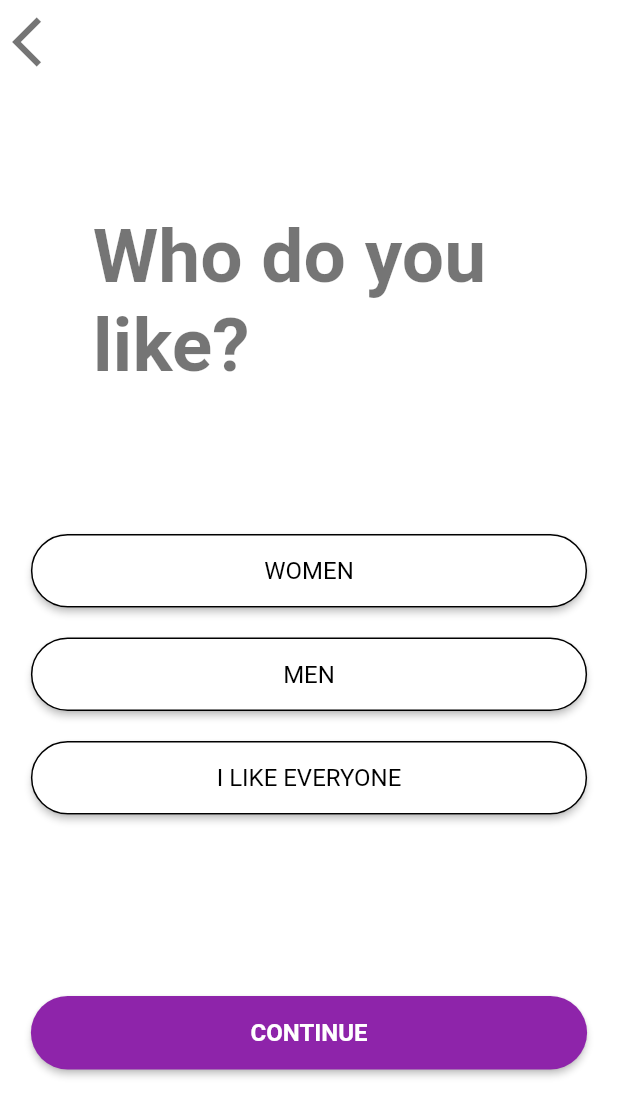
After one commit to jgarzon26/gacha_gamer, a Flutter app: the Gender screen opened by its route, on a phone screen of 412 x 824 dp. The commit adds this screen. Shown: the top 1116 px of the screen. Run offline on Flutter 3.47's test engine with Material 2 defaults, Android fonts, the phone set to English and light mode, and no system bars; our stand-ins replace flutter_svg.

Commit message:
gender selection

```diff
--- a/lib/components/user_input.dart
+++ b/lib/components/user_input.dart
@@ -29,6 +29,12 @@ class _UserInputState extends State<UserInput> {
   void initState() {
     super.initState();
     _inputController = TextEditingController();
+  }
+
+  @override
+  void dispose() {
+    _inputController.dispose();
+    super.dispose();
   }
 
   @override
--- a/lib/main.dart
+++ b/lib/main.dart
@@ -1,4 +1,5 @@
 import 'package:flutter/material.dart';
+import 'package:gacha_gamer/screens/gender/gender.dart';
 import 'package:gacha_gamer/screens/home/home.dart';
 import 'package:gacha_gamer/screens/login/login_main.dart';
 import 'package:gacha_gamer/screens/user_input/age_input.dart';
@@ -18,9 +19,10 @@ class MyApp extends StatelessWidget {
       routes: {
         '/': (context) => const LoginMain(),
         '/home': (context) => const Home(),
-        '/welcome' : (context) => const Welcome(),
-        '/nameInput' : (context) => const NameInput(),
-        '/ageInput' : (context) => const AgeInput(),
+        '/welcome': (context) => const Welcome(),
+        '/nameInput': (context) => const NameInput(),
+        '/ageInput': (context) => const AgeInput(),
+        '/gender': (context) => Gender(),
       },
     );
   }
--- /dev/null
+++ b/lib/screens/gender/gender.dart
@@ -0,0 +1,93 @@
+import 'package:flutter/material.dart';
+import 'package:gacha_gamer/components/proceed_button.dart';
+
+import '../../constants.dart';
+
+class Gender extends StatelessWidget {
+  Gender({Key? key}) : super(key: key);
+  final Map<String, int?> selectedIndex = {'index': null};
+
+  @override
+  Widget build(BuildContext context) {
+    const gender = ["Women", "Men", "I Like Everyone"];
+
+    return Scaffold(
+      appBar: AppBar(
+        backgroundColor: Colors.transparent,
+        elevation: 0,
+        leading: IconButton(
+          icon: const Icon(
+            Icons.arrow_back_ios,
+            color: Colors.black54,
+            size: defaultIconSize,
+          ),
+          onPressed: () {
+            Navigator.pop(context);
+          },
+        ),
+      ),
+      body: Column(
+        mainAxisAlignment: MainAxisAlignment.spaceEvenly,
+        children: [
+          FractionallySizedBox(
+            widthFactor: 0.7,
+            child: Text(
+              "Who do you like?",
+              style: Theme.of(context).textTheme.displayLarge,
+              textAlign: TextAlign.left,
+            ),
+          ),
+          StatefulBuilder(builder: (context, setState) {
+            return ListView.builder(
+              shrinkWrap: true,
+              itemBuilder: (context, index) {
+                return Padding(
+                  padding: const EdgeInsets.symmetric(
+                    vertical: 10,
+                  ),
+                  child: FractionallySizedBox(
+                    widthFactor: 0.9,
+                    child: ElevatedButton(
+                      style: ElevatedButton.styleFrom(
+                        backgroundColor: (selectedIndex['index'] == index)
+                            ? Colors.purple[600]
+                            : Colors.white,
+                        shape: RoundedRectangleBorder(
+                          borderRadius:
+                              const BorderRadius.all(Radius.circular(50)),
+                          side: BorderSide(
+                            color: (selectedIndex['index'] == index)
+                                ? Colors.transparent
+                                : Colors.black,
+                            width: 1,
+                          ),
+                        ),
+                      ),
+                      onPressed: () {
+                        setState(() => selectedIndex['index'] = index);
+                      },
+                      child: Text(
+                        gender[index].toUpperCase(),
+                        style:
+                            Theme.of(context).textTheme.labelMedium?.copyWith(
+                                  color: (selectedIndex['index'] == index)
+                                      ? Colors.white
+                                      : Colors.black,
+                                ),
+                      ),
+                    ),
+                  ),
+                );
+              },
+              itemCount: 3,
+            );
+          }),
+          ProceedButton(
+            onPressed: () {},
+            text: "Continue",
+          ),
+        ],
+      ),
+    );
+  }
+}
--- a/lib/screens/user_input/age_input.dart
+++ b/lib/screens/user_input/age_input.dart
@@ -7,6 +7,7 @@ class AgeInput extends StatelessWidget {
 
   void setAgeToProvider(BuildContext context, String age) {
     UserAgeProvider().setAge(int.parse(age));
+    Navigator.pushNamed(context, '/gender');
   }
 
   @override
```
